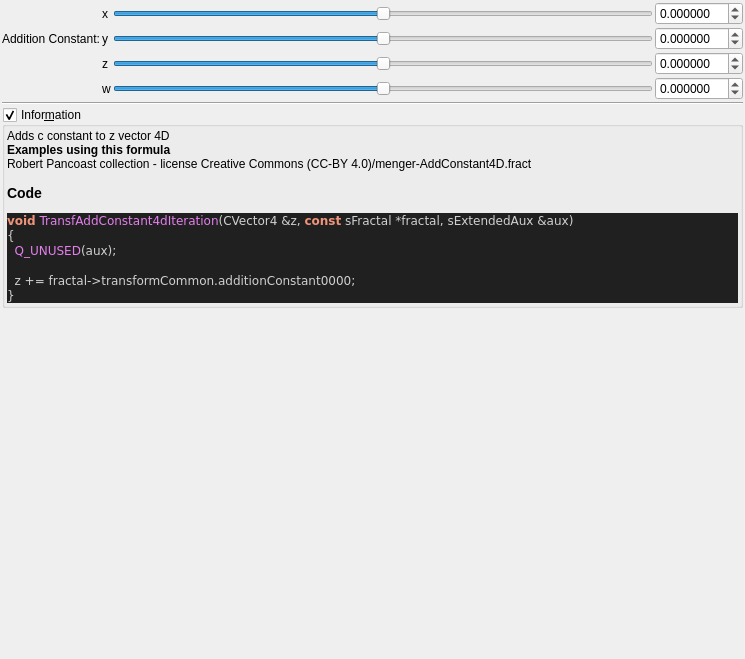
This is mandelbulber2/formula/ui/fractal_transf_add_constant4d.ui in buddhi1980/mandelbulber2 as Qt 5 draws it before an edit. The edited form follows.
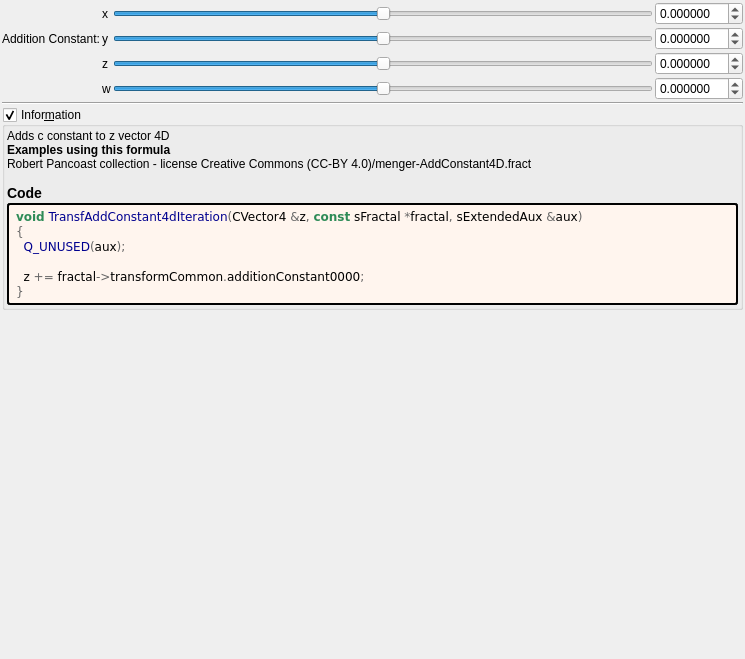
This is the edited form. Custom widgets are drawn as their Qt base class.

The edit to the form file:
```diff
--- a/mandelbulber2/formula/ui/fractal_transf_add_constant4d.ui
+++ b/mandelbulber2/formula/ui/fractal_transf_add_constant4d.ui
@@ -306,18 +306,33 @@
        <number>2</number>
       </property>
       <item>
-       <widget class="QLabel" name="label_code_content">
+	   <widget class="QLabel" name="label_information_general">
         <property name="text">
          <string notr="true">&lt;p&gt;Adds c constant to z vector 4D&lt;/p&gt;&lt;table&gt;
 &lt;/table&gt;
-&lt;br&gt;&lt;b&gt;Examples using this formula&lt;/b&gt;&lt;br&gt;Robert Pancoast collection - license Creative Commons (CC-BY 4.0)/menger-AddConstant4D.fract&lt;h3&gt;Code&lt;/h3&gt;
-&lt;body style=&quot;background-color:#202020&quot;&gt;
-&lt;pre style=&quot;color:#d0d0d0; background-color:#202020;  font-family:'Courier New',monospace;&quot;&gt;&lt;span style=&quot;color:#f09479; font-weight:bold&quot;&gt;void&lt;/span&gt; &lt;span style=&quot;color:#e47eed&quot;&gt;TransfAddConstant4dIteration&lt;/span&gt;&lt;span style=&quot;color:#d0d0d0&quot;&gt;(&lt;/span&gt;CVector4 &lt;span style=&quot;color:#d0d0d0&quot;&gt;&amp;amp;&lt;/span&gt;z&lt;span style=&quot;color:#d0d0d0&quot;&gt;,&lt;/span&gt; &lt;span style=&quot;color:#f09479; font-weight:bold&quot;&gt;const&lt;/span&gt; sFractal &lt;span style=&quot;color:#d0d0d0&quot;&gt;*&lt;/span&gt;fractal&lt;span style=&quot;color:#d0d0d0&quot;&gt;,&lt;/span&gt; sExtendedAux &lt;span style=&quot;color:#d0d0d0&quot;&gt;&amp;amp;&lt;/span&gt;aux&lt;span style=&quot;color:#d0d0d0&quot;&gt;)&lt;/span&gt;
-&lt;span style=&quot;color:#d0d0d0&quot;&gt;{&lt;/span&gt;
-  &lt;span style=&quot;color:#e47eed&quot;&gt;Q_UNUSED&lt;/span&gt;&lt;span style=&quot;color:#d0d0d0&quot;&gt;(&lt;/span&gt;aux&lt;span style=&quot;color:#d0d0d0&quot;&gt;);&lt;/span&gt;
+&lt;br&gt;&lt;b&gt;Examples using this formula&lt;/b&gt;&lt;br&gt;Robert Pancoast collection - license Creative Commons (CC-BY 4.0)/menger-AddConstant4D.fract&lt;h3&gt;Code&lt;/h3&gt;</string>
+		</property>
+		<property name="wordWrap">
+		 <bool>true</bool>
+		</property>
+		<property name="openExternalLinks">
+		 <bool>true</bool>
+		</property>
+		<property name="textInteractionFlags">
+		 <set>Qt::LinksAccessibleByMouse|Qt::TextSelectableByMouse</set>
+		</property>
+		</widget>
+	   </item>
+	   <item>
+	    <widget class="QLabel" name="label_code_content">
+		 <property name="text">
+		  <string notr="true">&lt;body style=&quot;background-color:#fff5ee&quot;&gt;
+&lt;pre style=&quot;color:#000000; background-color:#fff5ee;  font-family:'Courier New',monospace;&quot;&gt;&lt;span style=&quot;color:#2e8b57; font-weight:bold&quot;&gt;void&lt;/span&gt; &lt;span style=&quot;color:#00008f&quot;&gt;TransfAddConstant4dIteration&lt;/span&gt;&lt;span style=&quot;color:#676767&quot;&gt;(&lt;/span&gt;CVector4 &lt;span style=&quot;color:#676767&quot;&gt;&amp;amp;&lt;/span&gt;z&lt;span style=&quot;color:#676767&quot;&gt;,&lt;/span&gt; &lt;span style=&quot;color:#2e8b57; font-weight:bold&quot;&gt;const&lt;/span&gt; sFractal &lt;span style=&quot;color:#676767&quot;&gt;*&lt;/span&gt;fractal&lt;span style=&quot;color:#676767&quot;&gt;,&lt;/span&gt; sExtendedAux &lt;span style=&quot;color:#676767&quot;&gt;&amp;amp;&lt;/span&gt;aux&lt;span style=&quot;color:#676767&quot;&gt;)&lt;/span&gt;
+&lt;span style=&quot;color:#676767&quot;&gt;{&lt;/span&gt;
+  &lt;span style=&quot;color:#00008f&quot;&gt;Q_UNUSED&lt;/span&gt;&lt;span style=&quot;color:#676767&quot;&gt;(&lt;/span&gt;aux&lt;span style=&quot;color:#676767&quot;&gt;);&lt;/span&gt;
 
-  z &lt;span style=&quot;color:#d0d0d0&quot;&gt;+=&lt;/span&gt; fractal&lt;span style=&quot;color:#d0d0d0&quot;&gt;-&amp;gt;&lt;/span&gt;transformCommon&lt;span style=&quot;color:#d0d0d0&quot;&gt;.&lt;/span&gt;additionConstant0000&lt;span style=&quot;color:#d0d0d0&quot;&gt;;&lt;/span&gt;
-&lt;span style=&quot;color:#d0d0d0&quot;&gt;}&lt;/span&gt;
+  z &lt;span style=&quot;color:#676767&quot;&gt;+=&lt;/span&gt; fractal&lt;span style=&quot;color:#676767&quot;&gt;-&amp;gt;&lt;/span&gt;transformCommon&lt;span style=&quot;color:#676767&quot;&gt;.&lt;/span&gt;additionConstant0000&lt;span style=&quot;color:#676767&quot;&gt;;&lt;/span&gt;
+&lt;span style=&quot;color:#676767&quot;&gt;}&lt;/span&gt;
 &lt;/pre&gt;
 &lt;/body&gt;</string>
         </property>
@@ -330,6 +345,9 @@
         <property name="textInteractionFlags">
          <set>Qt::LinksAccessibleByMouse|Qt::TextSelectableByMouse</set>
         </property>
+		 <property name="styleSheet">
+		  <string notr="true">border-style: outset; border-width: 2px; border-radius: 3px; border-color: black; background-color: #fff5ee; padding: 4px;</string>
+		  </property>
        </widget>
       </item>
      </layout>
```
Lines whose indentation alone changed are shown as unchanged.
